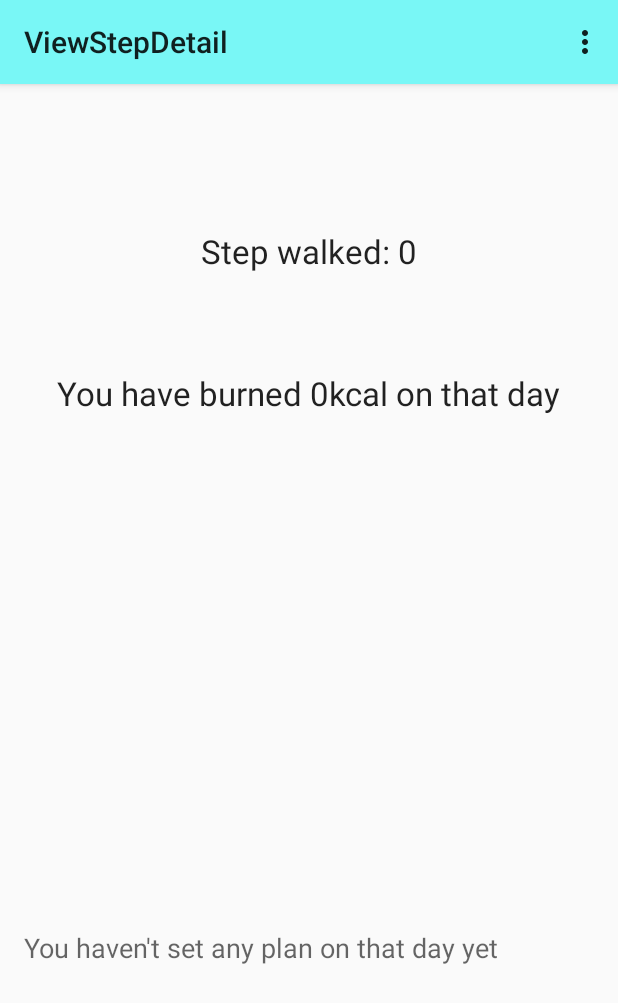
After one commit to billyng7900/stepcounter, an Android app: the ViewStepDetail screen opened directly, with no data from a screen before it, on a phone screen of 412 x 824 dp. The commit adds this screen. Shown: the top 1003 px of the screen. Run offline under Robolectric (Android 15) with nearby library versions, the phone set to English and light mode, and no system bars; 3 statements that could not run were skipped.

Commit message:
added View Step Detail

```diff
--- a/app/src/main/AndroidManifest.xml
+++ b/app/src/main/AndroidManifest.xml
@@ -44,6 +44,10 @@
         <activity
             android:name=".ViewActivity"
             android:label="User Information" />
+        <activity
+            android:name=".ViewStepDetail"
+            android:label="@string/title_activity_view_step_detail" >
+        </activity>
     </application>
 
 </manifest>
--- /dev/null
+++ b/app/src/main/java/com/example/billy/myapplication/ViewStepDetail.java
@@ -0,0 +1,125 @@
+package com.example.billy.myapplication;
+
+import android.app.Activity;
+import android.content.Intent;
+import android.content.SharedPreferences;
+import android.os.Bundle;
+import android.view.Menu;
+import android.view.MenuItem;
+import android.view.View;
+import android.widget.ProgressBar;
+import android.widget.TextView;
+
+import java.text.SimpleDateFormat;
+import java.util.Calendar;
+import java.util.Date;
+
+public class ViewStepDetail extends Activity {
+    TextView text_date,text_step,text_kcal,text_progressBar;
+    ProgressBar progressBar;
+    Step step;
+    SharedPreferences settings;
+    int targetStep;
+    String planDate;
+    final private float stepCal = 0.044f;
+    final private int calPerKg = 7700;
+    String dateString;
+    @Override
+    protected void onCreate(Bundle savedInstanceState) {
+        super.onCreate(savedInstanceState);
+        setContentView(R.layout.activity_view_step_detail);
+        text_date = (TextView)findViewById(R.id.text_Date);
+        text_step = (TextView)findViewById(R.id.text_step);
+        text_kcal = (TextView)findViewById(R.id.text_kcal);
+        text_progressBar = (TextView)findViewById(R.id.text_progressBar);
+        progressBar = (ProgressBar)findViewById(R.id.progressBar);
+        settings = getSharedPreferences("fitness_plan", MODE_PRIVATE);
+        targetStep = settings.getInt("targetStepDay", 0);
+        planDate = settings.getString("startDate","ERROR");
+        Intent i = getIntent();
+        step = new Step();
+        step.setDate(i.getStringExtra("stepDate"));
+        step.setStep(i.getIntExtra("stepRecord", 0));
+        Calendar cal = Calendar.getInstance();
+        cal.setTime(new Date());
+        Date dateOld = cal.getTime();
+        SimpleDateFormat dateFormat = new SimpleDateFormat("yyyy-MM-dd");
+        String dayNew = dateFormat.format(dateOld);
+        Date finalDate = new Date();
+        try {
+            finalDate = dateFormat.parse(dayNew);
+        }catch (Exception e)
+        {
+
+        }
+        if(finalDate.compareTo(step.getConvertToDate())==0)
+        {
+            dateString=" today";
+        }
+        else
+        {
+            dateString=" that day";
+        }
+        text_date.setText(step.getDate());
+        text_step.setText("Step walked: " + step.getStep());
+        int kcal = (int)(step.getStep()*stepCal);
+        text_kcal.setText("You have burned " + kcal +"kcal on"+dateString);
+        int result = (int)(((float)step.getStep()/(float)targetStep)*100);
+        if((step.getConvertToDate().compareTo(stringToDate(planDate))>-1)) {
+            if (result < 100) {
+                text_progressBar.setText("You have only walked " + result + "% of target step on"+dateString);
+            } else {
+                result = 100;
+                text_progressBar.setText("You have rearched the target on"+dateString+". Keep it on!");
+            }
+            progressBar.setProgress(result);
+        }
+        else
+        {
+            if(finalDate.compareTo(step.getConvertToDate())==0)
+            {
+                text_progressBar.setText("You haven't set any plan yet.");
+            }
+            else
+            {
+                text_progressBar.setText("You haven't set any plan on that day yet");
+                progressBar.setVisibility(View.INVISIBLE);
+            }
+        }
+    }
+
+    public Date stringToDate(String date)
+    {
+        SimpleDateFormat dateFormat = new SimpleDateFormat("yyyy-MM-dd");
+        Date convertedDate = new Date();
+        try{
+            convertedDate = dateFormat.parse(date);
+            return convertedDate;
+        }catch(Exception e)
+        {
+            return null;
+        }
+    }
+
+    @Override
+    public boolean onCreateOptionsMenu(Menu menu) {
+        // Inflate the menu; this adds items to the action bar if it is present.
+        getMenuInflater().inflate(R.menu.menu_view_step_detail, menu);
+        return true;
+    }
+
+    @Override
+    public boolean onOptionsItemSelected(MenuItem item) {
+        // Handle action bar item clicks here. The action bar will
+        // automatically handle clicks on the Home/Up button, so long
+        // as you specify a parent activity in AndroidManifest.xml.
+        int id = item.getItemId();
+
+        //noinspection SimplifiableIfStatement
+        if (id == R.id.action_settings) {
+            return true;
+        }
+
+        return super.onOptionsItemSelected(item);
+    }
+}
--- /dev/null
+++ b/app/src/main/res/layout/activity_view_step_detail.xml
@@ -0,0 +1,57 @@
+<RelativeLayout xmlns:android="http://schemas.android.com/apk/res/android"
+    xmlns:tools="http://schemas.android.com/tools" android:layout_width="match_parent"
+    android:layout_height="match_parent" android:paddingLeft="@dimen/activity_horizontal_margin"
+    android:paddingRight="@dimen/activity_horizontal_margin"
+    android:paddingTop="@dimen/activity_vertical_margin"
+    android:paddingBottom="@dimen/activity_vertical_margin"
+    tools:context="com.example.billy.myapplication.ViewStepDetail">
+
+    <TextView
+        android:layout_width="wrap_content"
+        android:layout_height="wrap_content"
+        android:textAppearance="?android:attr/textAppearanceLarge"
+        android:text="Large Text"
+        android:id="@+id/text_Date"
+        android:layout_alignParentTop="true"
+        android:layout_alignParentStart="true" />
+
+    <TextView
+        android:layout_width="wrap_content"
+        android:layout_height="wrap_content"
+        android:textAppearance="?android:attr/textAppearanceLarge"
+        android:text="Large Text"
+        android:id="@+id/text_step"
+        android:layout_below="@+id/text_Date"
+        android:layout_centerHorizontal="true"
+        android:layout_marginTop="51dp" />
+
+    <ProgressBar
+        style="@android:style/Widget.ProgressBar.Horizontal"
+        android:layout_width="wrap_content"
+        android:layout_height="wrap_content"
+        android:id="@+id/progressBar"
+        android:layout_marginBottom="144dp"
+        android:layout_alignParentBottom="true"
+        android:layout_alignParentStart="true"
+        android:layout_alignParentEnd="true" />
+
+    <TextView
+        android:layout_width="wrap_content"
+        android:layout_height="wrap_content"
+        android:textAppearance="?android:attr/textAppearanceLarge"
+        android:text="Large Text"
+        android:id="@+id/text_kcal"
+        android:layout_below="@+id/text_step"
+        android:layout_centerHorizontal="true"
+        android:layout_marginTop="65dp" />
+
+    <TextView
+        android:layout_width="wrap_content"
+        android:layout_height="wrap_content"
+        android:textAppearance="?android:attr/textAppearanceMedium"
+        android:text="Medium Text"
+        android:id="@+id/text_progressBar"
+        android:layout_above="@+id/progressBar"
+        android:layout_alignParentStart="true" />
+
+</RelativeLayout>
--- /dev/null
+++ b/app/src/main/res/menu/menu_step_record.xml
@@ -0,0 +1,6 @@
+<?xml version="1.0" encoding="utf-8"?>
+<menu xmlns:android="http://schemas.android.com/apk/res/android">
+    <item android:id="@+id/action_view_detail" android:title="Details"
+        android:showAsAction="always"
+        android:orderInCategory="100" />
+</menu>
--- /dev/null
+++ b/app/src/main/res/menu/menu_view_step_detail.xml
@@ -0,0 +1,6 @@
+<menu xmlns:android="http://schemas.android.com/apk/res/android"
+    xmlns:tools="http://schemas.android.com/tools"
+    tools:context="com.example.billy.myapplication.ViewStepDetail">
+    <item android:id="@+id/action_settings" android:title="@string/action_settings"
+        android:orderInCategory="100" android:showAsAction="never" />
+</menu>
--- a/app/src/main/res/values/strings.xml
+++ b/app/src/main/res/values/strings.xml
@@ -29,5 +29,6 @@
     <string name="menu_fitness">Start New Fitness Plan</string>
     <string name="menu_new_fitness">View My Fitness Plan</string>
     <string name="title_activity_welcome">WelcomeActivity</string>
+    <string name="title_activity_view_step_detail">ViewStepDetail</string>
 
 </resources>
```
Also changed, not shown: app/src/main/java/com/example/billy/myapplication/StepRecordActivity.java (+32 -27 lines).
